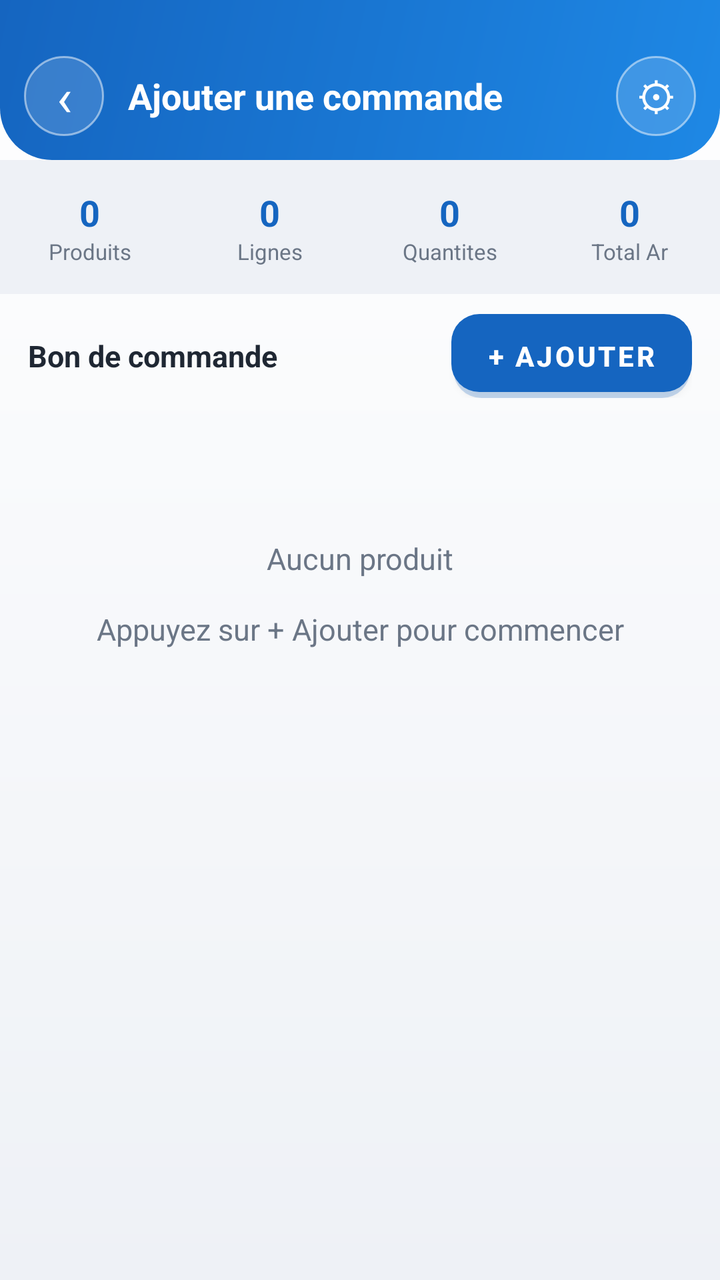
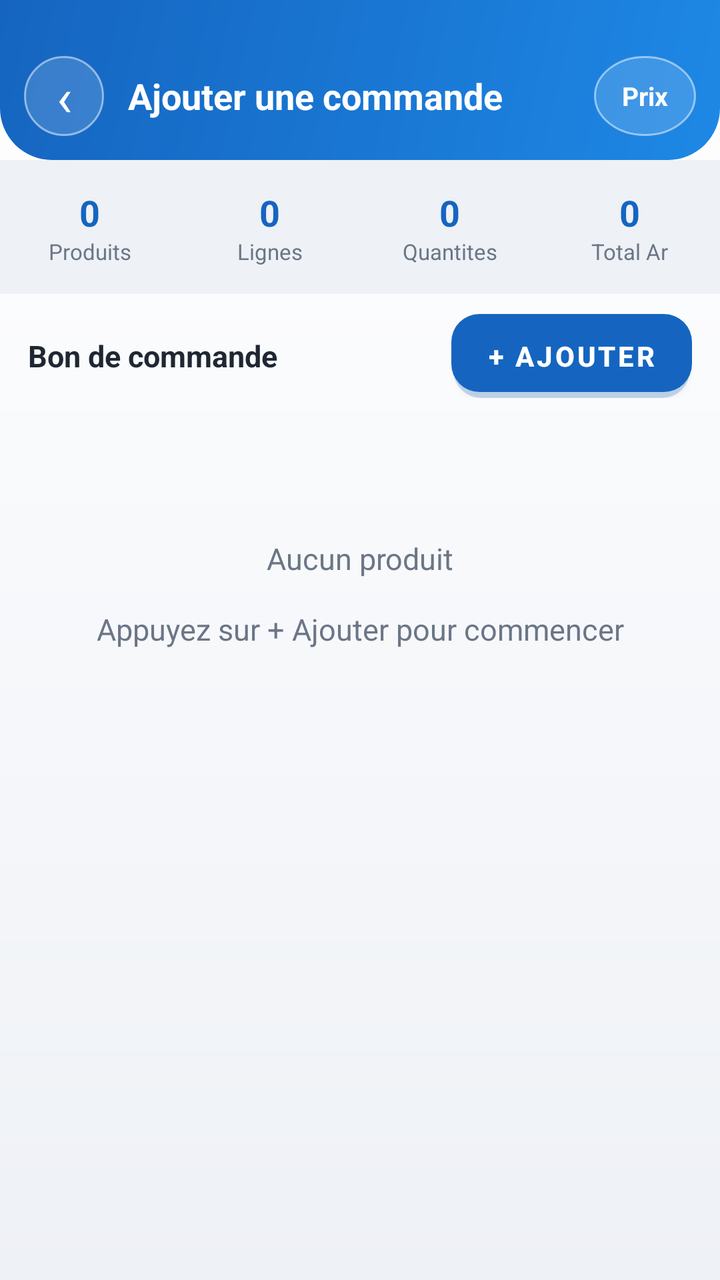

The first picture is an Android layout as it rendered before a commit; the second is the same layout after the commit. The layout source and the unified diff follow.
<!-- AndroidManifest.xml: application theme Theme.AluManager -->
<!-- res/layout/activity_add_order.xml -->
<?xml version="1.0" encoding="utf-8"?>
<LinearLayout xmlns:android="http://schemas.android.com/apk/res/android"
    android:layout_width="match_parent"
    android:layout_height="match_parent"
    android:background="@drawable/bg_space"
    android:orientation="vertical">

    
    <LinearLayout
        android:layout_width="match_parent"
        android:layout_height="wrap_content"
        android:background="@drawable/hero_bg"
        android:gravity="center_vertical"
        android:orientation="horizontal"
        android:paddingHorizontal="12dp"
        android:paddingTop="28dp"
        android:paddingBottom="12dp">

        <TextView
            android:id="@+id/btnBack"
            android:layout_width="40dp"
            android:layout_height="40dp"
            android:background="@drawable/avatar_circle"
            android:gravity="center"
            android:text="‹"
            android:textColor="#FFFFFF"
            android:textSize="26sp" />

        <TextView
            android:id="@+id/screenTitle"
            android:layout_width="0dp"
            android:layout_height="wrap_content"
            android:layout_marginStart="12dp"
            android:layout_weight="1"
            android:text="Ajouter une commande"
            android:textColor="#FFFFFF"
            android:textSize="18sp"
            android:textStyle="bold" />

        <TextView
            android:id="@+id/btnSettings"
            android:layout_width="40dp"
            android:layout_height="40dp"
            android:background="@drawable/avatar_circle"
            android:gravity="center"
            android:text="⚙"
            android:textColor="#FFFFFF"
            android:textSize="20sp" />
    </LinearLayout>

    
    <LinearLayout
        android:layout_width="match_parent"
        android:layout_height="wrap_content"
        android:background="#EEF1F6"
        android:orientation="horizontal"
        android:paddingVertical="14dp">

        <LinearLayout style="@style/OStat">
            <TextView android:id="@+id/statProduits" style="@style/OStatVal" android:text="0" />
            <TextView style="@style/OStatLbl" android:text="Produits" />
        </LinearLayout>
        <LinearLayout style="@style/OStat">
            <TextView android:id="@+id/statLignes" style="@style/OStatVal" android:text="0" />
            <TextView style="@style/OStatLbl" android:text="Lignes" />
        </LinearLayout>
        <LinearLayout style="@style/OStat">
            <TextView android:id="@+id/statQty" style="@style/OStatVal" android:text="0" />
            <TextView style="@style/OStatLbl" android:text="Quantites" />
        </LinearLayout>
        <LinearLayout style="@style/OStat">
            <TextView android:id="@+id/statTotal" style="@style/OStatVal" android:text="0" />
            <TextView style="@style/OStatLbl" android:text="Total Ar" />
        </LinearLayout>
    </LinearLayout>

    
    <LinearLayout
        android:layout_width="match_parent"
        android:layout_height="wrap_content"
        android:gravity="center_vertical"
        android:orientation="horizontal"
        android:paddingHorizontal="14dp"
        android:paddingVertical="10dp">

        <TextView
            android:layout_width="0dp"
            android:layout_height="wrap_content"
            android:layout_weight="1"
            android:text="Bon de commande"
            android:textColor="#1F2733"
            android:textSize="15sp"
            android:textStyle="bold" />

        <Button
            android:id="@+id/btnAddProduct"
            android:layout_width="wrap_content"
            android:layout_height="42dp"
            android:background="@drawable/btn_primary"
            android:paddingHorizontal="18dp"
            android:text="+ Ajouter"
            android:textColor="#FFFFFF"
            android:textStyle="bold" />
    </LinearLayout>

    
    <ScrollView
        android:layout_width="match_parent"
        android:layout_height="0dp"
        android:layout_weight="1"
        android:fillViewport="true">

        <LinearLayout
            android:id="@+id/productsContainer"
            android:layout_width="match_parent"
            android:layout_height="wrap_content"
            android:orientation="vertical"
            android:paddingHorizontal="12dp"
            android:paddingBottom="20dp">

            <TextView
                android:id="@+id/emptyState"
                android:layout_width="match_parent"
                android:layout_height="wrap_content"
                android:layout_marginTop="60dp"
                android:gravity="center"
                android:text="Aucun produit\n\nAppuyez sur + Ajouter pour commencer"
                android:textColor="#6B7686"
                android:textSize="15sp" />
        </LinearLayout>
    </ScrollView>

    
    <LinearLayout
        android:id="@+id/summaryBar"
        android:layout_width="match_parent"
        android:layout_height="wrap_content"
        android:background="#EEF1F6"
        android:elevation="8dp"
        android:gravity="center_vertical"
        android:orientation="horizontal"
        android:padding="14dp"
        android:visibility="gone">

        <LinearLayout
            android:layout_width="0dp"
            android:layout_height="wrap_content"
            android:layout_weight="1"
            android:orientation="vertical">

            <TextView
                android:layout_width="wrap_content"
                android:layout_height="wrap_content"
                android:text="Total General"
                android:textColor="#6B7686"
                android:textSize="12sp" />

            <TextView
                android:id="@+id/grandTotal"
                android:layout_width="wrap_content"
                android:layout_height="wrap_content"
                android:text="0 Ar"
                android:textColor="#1E88E5"
                android:textSize="20sp"
                android:textStyle="bold" />
        </LinearLayout>

        <Button
            android:id="@+id/btnValidate"
            android:layout_width="wrap_content"
            android:layout_height="50dp"
            android:background="@drawable/btn_primary"
            android:paddingHorizontal="22dp"
            android:text="Valider la commande"
            android:textColor="#FFFFFF"
            android:textStyle="bold" />
    </LinearLayout>

</LinearLayout>
<!-- resources referenced by this layout -->
<resources>
  <!-- drawable avatar_circle (drawable) -->
  <?xml version="1.0" encoding="utf-8"?>
  <shape xmlns:android="http://schemas.android.com/apk/res/android" android:shape="oval">
      <solid android:color="#26FFFFFF" />
      <stroke android:width="1dp" android:color="#80FFFFFF" />
  </shape>
  <!-- drawable bg_space (drawable) -->
  <?xml version="1.0" encoding="utf-8"?>
  <shape xmlns:android="http://schemas.android.com/apk/res/android" android:shape="rectangle">
      <gradient
          android:angle="270"
          android:startColor="#FFFFFF"
          android:endColor="#EEF1F6" />
  </shape>
  <!-- drawable btn_primary (drawable) -->
  <?xml version="1.0" encoding="utf-8"?>
  <layer-list xmlns:android="http://schemas.android.com/apk/res/android">
      
      <item android:top="3dp" android:left="1dp" android:right="1dp">
          <shape android:shape="rectangle">
              <solid android:color="#3B1565C0" />
              <corners android:radius="14dp" />
          </shape>
      </item>
      
      <item android:bottom="3dp">
          <shape android:shape="rectangle">
              <gradient
                  android:angle="90"
                  android:startColor="#2196F3"
                  android:endColor="#1565C0" />
              <corners android:radius="14dp" />
          </shape>
      </item>
  </layer-list>
  <!-- drawable hero_bg (drawable) -->
  <?xml version="1.0" encoding="utf-8"?>
  <shape xmlns:android="http://schemas.android.com/apk/res/android" android:shape="rectangle">
      <gradient
          android:angle="135"
          android:startColor="#1E88E5"
          android:centerColor="#1976D2"
          android:endColor="#1565C0" />
      <corners
          android:bottomLeftRadius="26dp"
          android:bottomRightRadius="26dp" />
  </shape>
  <style name="OStat">
          <item name="android:layout_width">0dp</item>
          <item name="android:layout_height">wrap_content</item>
          <item name="android:layout_weight">1</item>
          <item name="android:orientation">vertical</item>
          <item name="android:gravity">center</item>
      </style>
  <style name="OStatLbl">
          <item name="android:layout_width">wrap_content</item>
          <item name="android:layout_height">wrap_content</item>
          <item name="android:textColor">@color/text_mu</item>
          <item name="android:textSize">11sp</item>
      </style>
  <style name="OStatVal">
          <item name="android:layout_width">wrap_content</item>
          <item name="android:layout_height">wrap_content</item>
          <item name="android:textColor">#1565C0</item>
          <item name="android:textSize">18sp</item>
          <item name="android:textStyle">bold</item>
      </style>
  <style name="Theme.AluManager" parent="Theme.MaterialComponents.Light.NoActionBar">
          <item name="colorPrimary">@color/neon_violet</item>
          <item name="colorPrimaryVariant">@color/neon_cyan</item>
          <item name="colorOnPrimary">#FFFFFF</item>
          <item name="colorAccent">@color/neon_cyan</item>
          <item name="android:windowBackground">@color/bg_deep</item>
          <item name="android:statusBarColor">@android:color/transparent</item>
          <item name="android:navigationBarColor">@color/bg_deep</item>
          <item name="android:windowLightStatusBar">false</item>
          <item name="android:colorBackground">@color/bg_deep</item>
      </style>
  <color name="text_mu">#6B7686</color>
  <color name="neon_violet">#1565C0</color>
  <color name="neon_cyan">#1E88E5</color>
  <color name="bg_deep">#F4F6F9</color>
</resources>

<!-- the commit's change to res/layout/activity_add_order.xml (unified diff, before → after) -->
@@ -39,13 +39,15 @@
 
         <TextView
             android:id="@+id/btnSettings"
-            android:layout_width="40dp"
+            android:layout_width="wrap_content"
             android:layout_height="40dp"
             android:background="@drawable/avatar_circle"
             android:gravity="center"
-            android:text="⚙"
+            android:paddingHorizontal="14dp"
+            android:text="Prix"
             android:textColor="#FFFFFF"
-            android:textSize="20sp" />
+            android:textSize="13sp"
+            android:textStyle="bold" />
     </LinearLayout>
 
     
